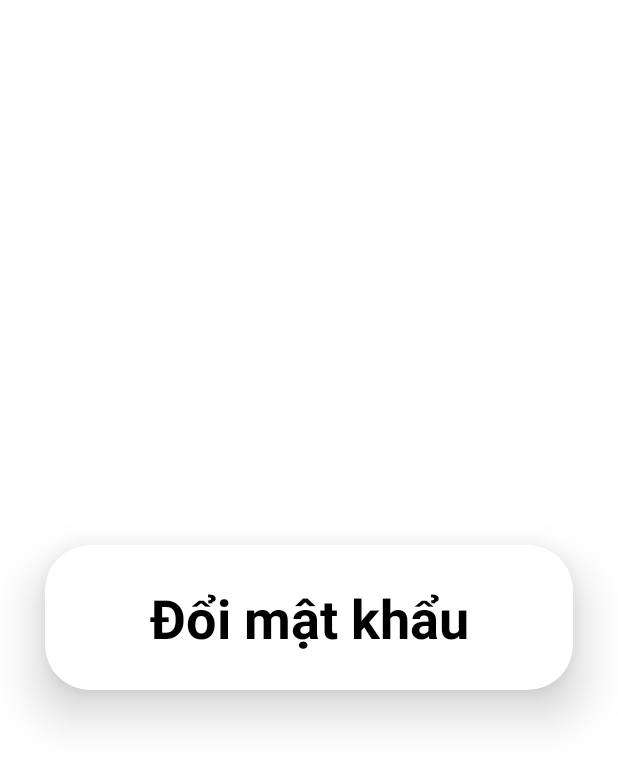
After one commit to maihoang2152002/BagVana, an Android app: the layout activity_change_password.xml on its own in the app's theme, with its tools: preview values and no code run, on a phone screen of 412 x 824 dp. The commit adds this screen. Shown: the top 765 px of the screen. Run offline under Robolectric (Android 15) with nearby library versions, the phone set to English and light mode, and no system bars.

Commit message:
Done basic ChangePasswordActivity

```diff
--- /dev/null
+++ b/app/src/main/res/layout/activity_change_password.xml
@@ -0,0 +1,41 @@
+<?xml version="1.0" encoding="utf-8"?>
+<LinearLayout
+    xmlns:android="http://schemas.android.com/apk/res/android"
+    xmlns:app="http://schemas.android.com/apk/res-auto"
+    xmlns:tools="http://schemas.android.com/tools"
+    android:layout_width="match_parent"
+    android:layout_height="match_parent"
+    android:background="@color/white"
+    tools:context=".ChangePasswordActivity">
+
+    <androidx.cardview.widget.CardView
+        android:layout_width="match_parent"
+        android:layout_height="wrap_content"
+        android:layout_margin="30dp"
+        app:cardCornerRadius="30dp"
+        app:cardElevation="20dp"
+        android:layout_gravity="center_vertical"
+        android:backgroundTint="@color/white">
+
+        <LinearLayout
+            android:layout_width="match_parent"
+            android:layout_height="wrap_content"
+            android:orientation="vertical"
+            android:layout_gravity="center_horizontal"
+            android:padding="24dp">
+
+            <TextView
+                android:layout_width="match_parent"
+                android:layout_height="wrap_content"
+                android:text="Đổi mật khẩu"
+                android:textSize="36sp"
+                android:textAlignment="center"
+                android:textStyle="bold"
+                android:textColor="@color/black"/>
+
+
+        </LinearLayout>
+
+    </androidx.cardview.widget.CardView>
+
+</LinearLayout>
```
Also changed, not shown: app/src/main/AndroidManifest.xml (+15 -4 lines), app/src/main/java/com/example/bagvana/ChangePasswordActivity.java (added, +14 -0 lines), app/src/main/java/com/example/bagvana/EditProfileActivity.java (+59 -8 lines), app/src/main/res/layout/activity_edit_profile.xml (+118 -60 lines), app/src/main/res/drawable/ic_calendar.png (added), app/src/main/res/drawable/ic_email.png (added), app/src/main/res/drawable/ic_phone.png (added), app/src/main/res/drawable/ic_phone_call.png (added).
